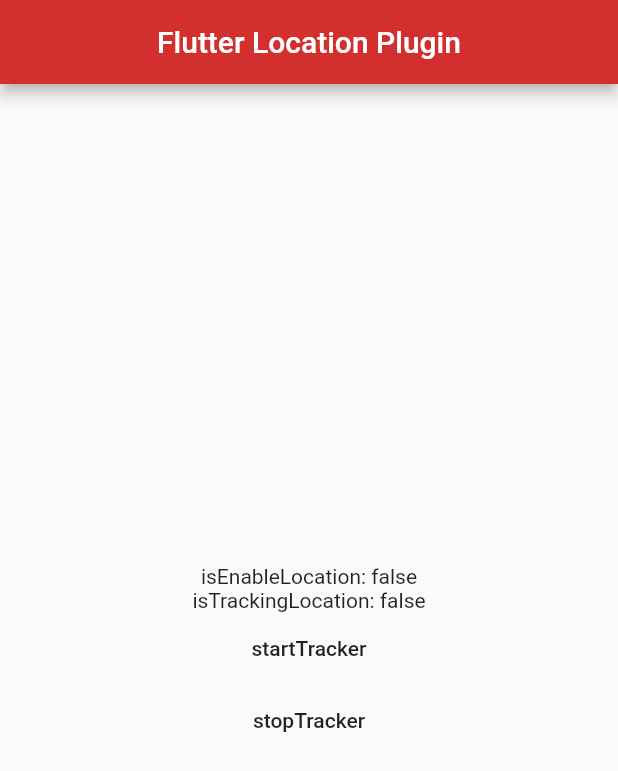
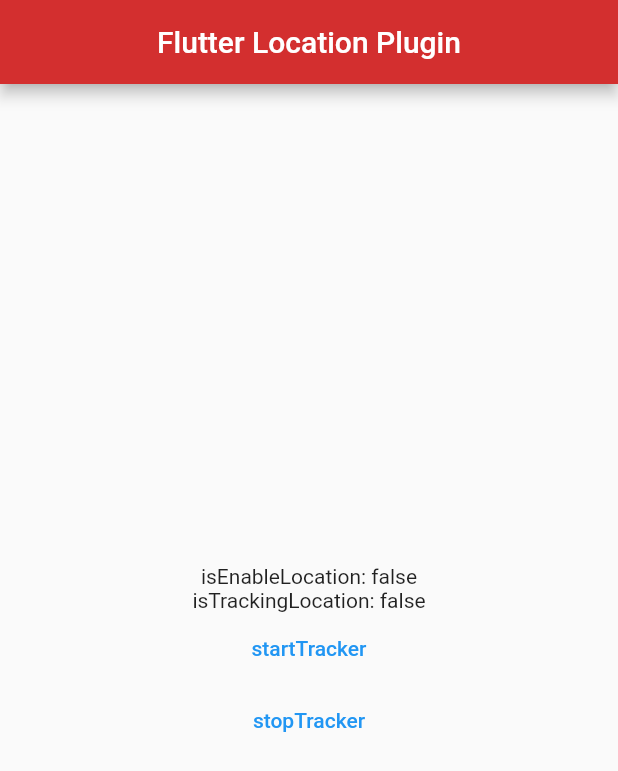
Before and after one commit to ahmeteminkara/real_location, a Flutter app: the screen it shows after launch, on a phone screen of 412 x 824 dp. Shown: the top 771 px of the screen. Run offline on Flutter 3.47's test engine with Material 2 defaults, Android fonts, the phone set to English and light mode, and no system bars.

Commit message:
ios edited

```diff
--- a/example/lib/main.dart
+++ b/example/lib/main.dart
@@ -74,12 +74,12 @@ class _MyAppState extends State<MyApp> {
       list.add(Text("${locationData.latitude.toStringAsFixed(5)},${locationData.longitude.toStringAsFixed(5)}"));
     }
 
-    list.add(FlatButton(
+    list.add(TextButton(
       onPressed: () => realLocation.startTracker(),
       child: Text("startTracker"),
     ));
 
-    list.add(FlatButton(
+    list.add(TextButton(
       onPressed: () => realLocation.stopTracker(),
       child: Text("stopTracker"),
     ));
--- a/pubspec.yaml
+++ b/pubspec.yaml
@@ -1,7 +1,6 @@
 name: real_location
 description: This flutter plugin listens for the location of the device. Returns real location, not mock location (for Android)
 version: 0.0.1+1
-author:
 homepage:
 
 environment:
```
Also changed, not shown: example/pubspec.lock, pubspec.lock, 1 other file.
